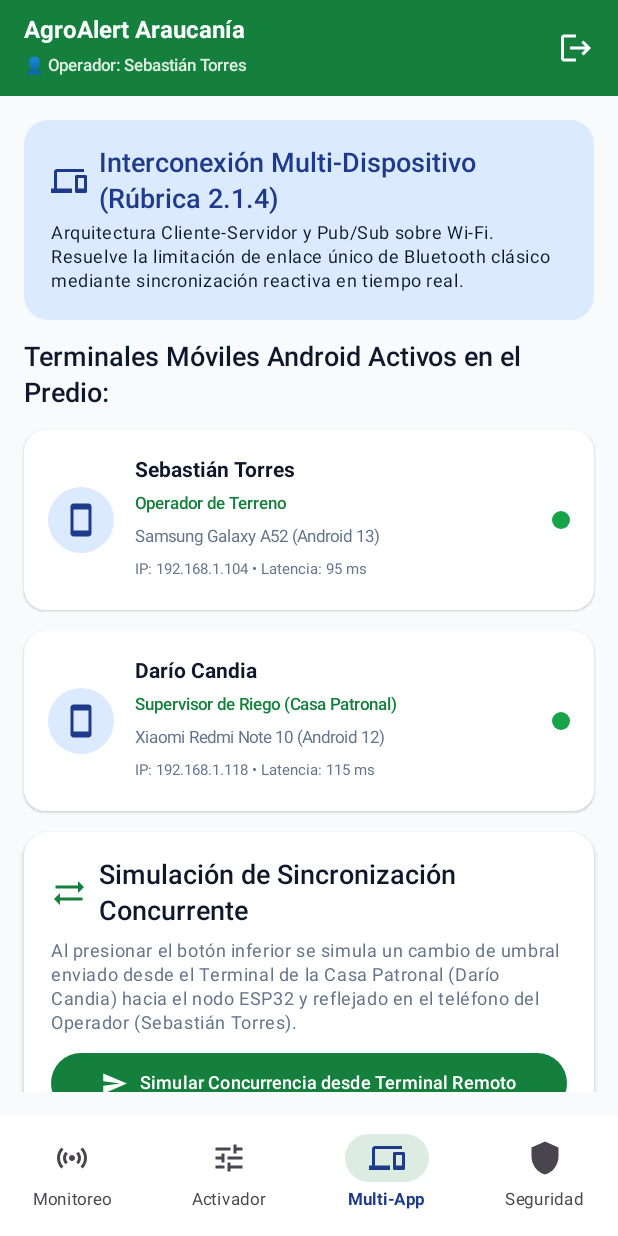
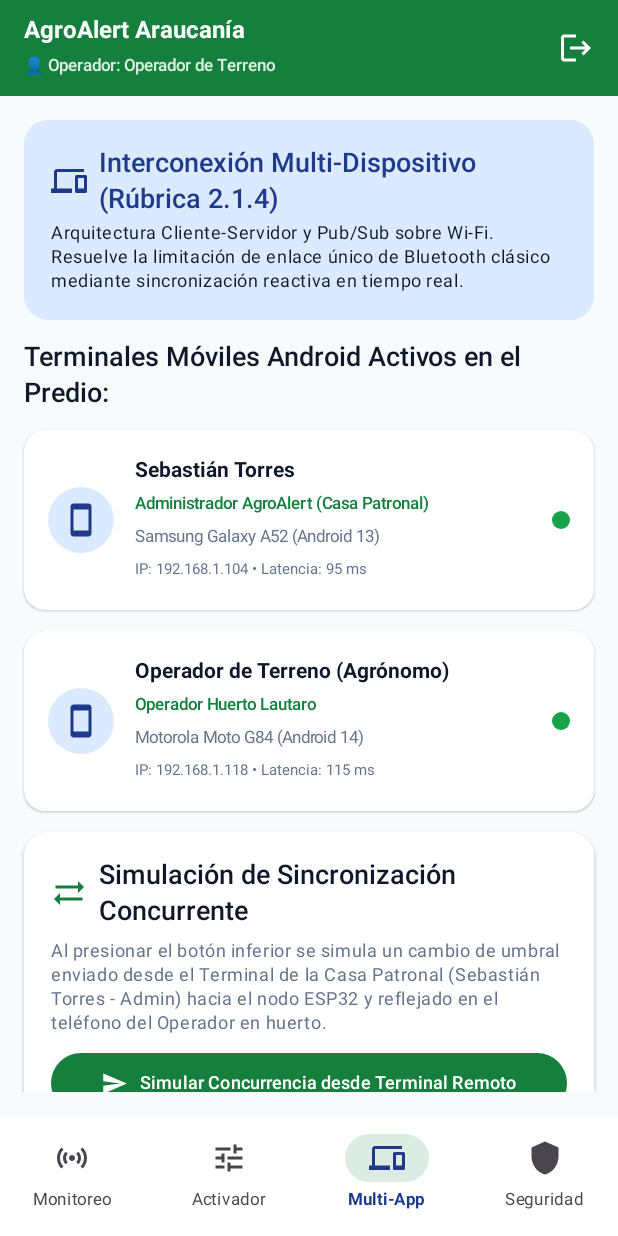
Before and after one commit to sebatmail/IOT-APP-ANDROID-STUDIO-AGROALERT, an Android app built with Jetpack Compose: the MainDashboardScreen screen opened through its navigation route, item 3 of the bottom bar chosen, on a phone screen of 412 x 824 dp. Run offline under Robolectric (Android 15) with nearby library versions, the phone set to English and light mode, and no system bars.

Commit message:
docs: formalizar autor unico Sebastian Torres y docente Franco Fossati Cordero en informe y codigo

```diff
--- a/app/src/main/java/com/agroalert/araucania/ui/screens/LoginScreen.kt
+++ b/app/src/main/java/com/agroalert/araucania/ui/screens/LoginScreen.kt
@@ -220,14 +220,14 @@ fun LoginScreen(
                         // Verificación de credenciales y asignación de rol (RBAC)
                         val u = usuario.trim().lowercase()
                         if (u == "admin@agroalert.cl" && password == "Admin#Araucania2026") {
-                            secureStorage.guardarSesion(u, "Darío Candia", RolUsuario.ADMINISTRADOR)
+                            secureStorage.guardarSesion(u, "Sebastián Torres (Admin)", RolUsuario.ADMINISTRADOR)
                             val sesion = secureStorage.obtenerUsuario()!!
                             viewModel.setUsuario(sesion)
                             intentosFallidos = 0
                             isLoading = false
                             onLoginSuccess()
                         } else if (u == "operador@agroalert.cl" && (password == "Agro#Araucania2026" || password == "Operador#Araucania2026")) {
-                            secureStorage.guardarSesion(u, "Sebastián Torres", RolUsuario.OPERADOR)
+                            secureStorage.guardarSesion(u, "Operador de Terreno", RolUsuario.OPERADOR)
                             val sesion = secureStorage.obtenerUsuario()!!
                             viewModel.setUsuario(sesion)
                             intentosFallidos = 0
--- a/app/src/main/java/com/agroalert/araucania/ui/screens/MainDashboardScreen.kt
+++ b/app/src/main/java/com/agroalert/araucania/ui/screens/MainDashboardScreen.kt
@@ -42,8 +42,8 @@ fun MainDashboardScreen(
                             fontSize = 16.sp
                         )
                         val rolTexto = if (usuarioActual?.rol == com.agroalert.araucania.data.RolUsuario.ADMINISTRADOR)
-                            "🔑 Admin: ${usuarioActual?.nombre ?: "Darío Candia"}"
-                            else "👤 Operador: ${usuarioActual?.nombre ?: "Sebastián Torres"}"
+                            "🔑 Admin: ${usuarioActual?.nombre ?: "Sebastián Torres (Admin)"}"
+                            else "👤 Operador: ${usuarioActual?.nombre ?: "Operador de Terreno"}"
                         Text(
                             text = rolTexto,
                             fontSize = 11.sp,
--- a/app/src/main/java/com/agroalert/araucania/ui/screens/MultiDispositivoTab.kt
+++ b/app/src/main/java/com/agroalert/araucania/ui/screens/MultiDispositivoTab.kt
@@ -92,7 +92,7 @@ fun MultiDispositivoTab(viewModel: AgroAlertViewModel) {
                     }
 
                     Text(
-                        text = "Al presionar el botón inferior se simula un cambio de umbral enviado desde el Terminal de la Casa Patronal (Darío Candia) hacia el nodo ESP32 y reflejado en el teléfono del Operador (Sebastián Torres).",
+                        text = "Al presionar el botón inferior se simula un cambio de umbral enviado desde el Terminal de la Casa Patronal (Sebastián Torres - Admin) hacia el nodo ESP32 y reflejado en el teléfono del Operador en huerto.",
                         style = MaterialTheme.typography.bodySmall,
                         color = TextSecondary,
                         modifier = Modifier.padding(vertical = 8.dp)
@@ -103,7 +103,7 @@ fun MultiDispositivoTab(viewModel: AgroAlertViewModel) {
                             viewModel.calibrarUmbral(2.0f)
                             viewModel.registrarEvento(
                                 TipoEvento.CAMBIO_MODO,
-                                "Sincronización multi-cliente: Terminal B (Darío Candia) actualizó umbral a 2.0 °C en 112 ms."
+                                "Sincronización multi-cliente: Terminal Administrador (Sebastián Torres) actualizó umbral a 2.0 °C en 112 ms."
                             )
                         },
                         colors = ButtonDefaults.buttonColors(containerColor = AgroGreenPrimary),
--- a/app/src/main/java/com/agroalert/araucania/viewmodel/AgroAlertViewModel.kt
+++ b/app/src/main/java/com/agroalert/araucania/viewmodel/AgroAlertViewModel.kt
@@ -48,16 +48,16 @@ class AgroAlertViewModel : ViewModel() {
             DispositivoConectado(
                 id = "DEV-01",
                 nombreUsuario = "Sebastián Torres",
-                rol = "Operador de Terreno",
+                rol = "Administrador AgroAlert (Casa Patronal)",
                 modeloDispositivo = "Samsung Galaxy A52 (Android 13)",
                 ipLocal = "192.168.1.104",
                 latenciaMs = 95L
             ),
             DispositivoConectado(
                 id = "DEV-02",
-                nombreUsuario = "Darío Candia",
-                rol = "Supervisor de Riego (Casa Patronal)",
-                modeloDispositivo = "Xiaomi Redmi Note 10 (Android 12)",
+                nombreUsuario = "Operador de Terreno (Agrónomo)",
+                rol = "Operador Huerto Lautaro",
+                modeloDispositivo = "Motorola Moto G84 (Android 14)",
                 ipLocal = "192.168.1.118",
                 latenciaMs = 115L
             )
--- a/gradle.properties
+++ b/gradle.properties
@@ -21,3 +21,6 @@ kotlin.code.style=official
 # resources declared in the library itself and none from the library's dependencies,
 # thereby reducing the size of the R class for that library
 android.nonTransitiveRClass=true
+
+# Allow non-ASCII characters in project path on Windows
+android.overridePathCheck=true
```
Also changed, not shown: 4 other files.
